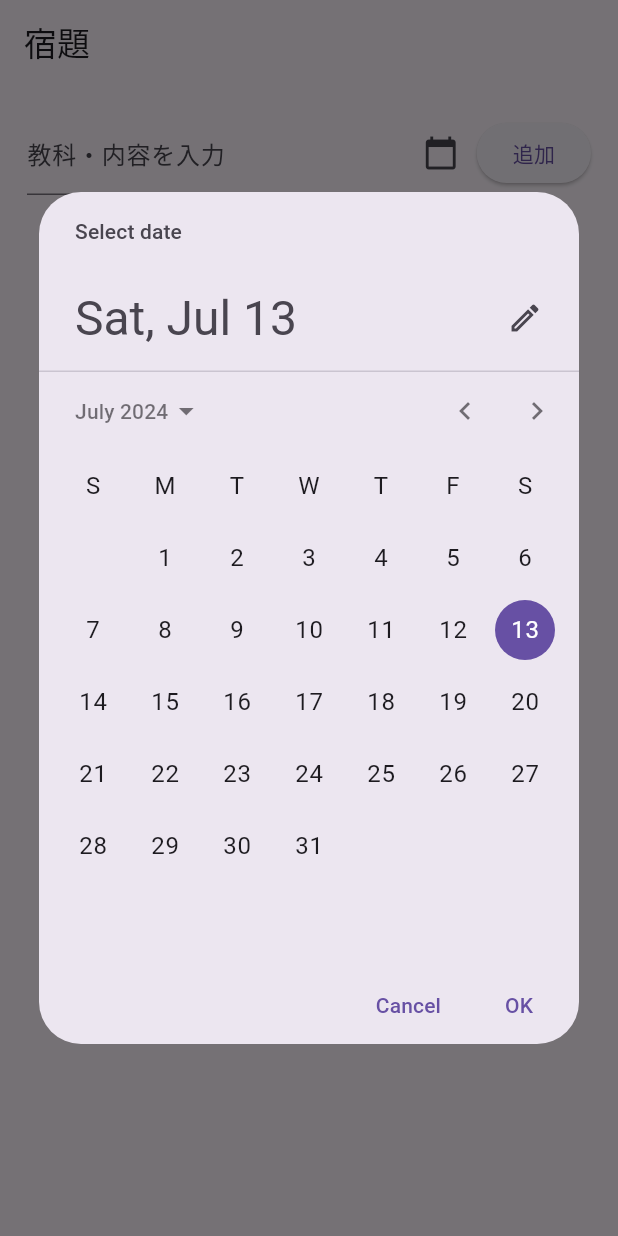
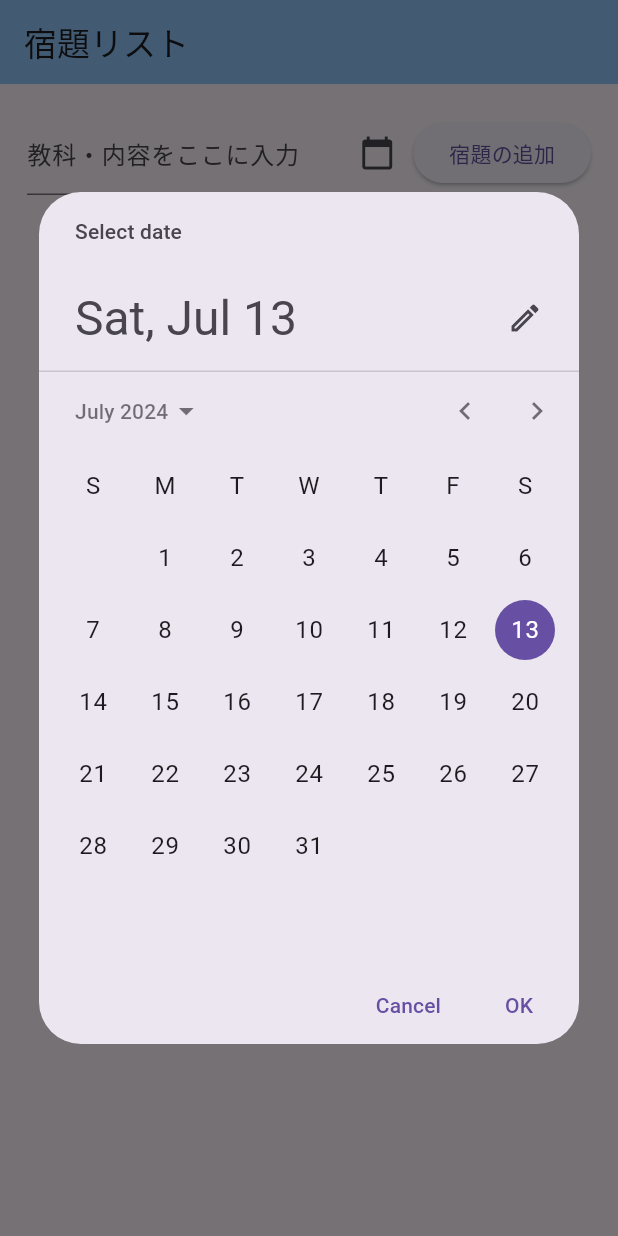
Before and after one commit to KazukiYoshida24/homework_organizer, a Flutter app: the screen it shows after launch, after a tap on the "calendar today" icon, on a phone screen of 412 x 824 dp. Run offline on Flutter 3.47's test engine with Material 3 defaults, Android fonts, the phone set to English and light mode, and no system bars.

Commit message:
Add Comments

```diff
--- a/lib/main.dart
+++ b/lib/main.dart
@@ -17,14 +17,18 @@ class MyApp extends StatelessWidget {
 }
 
 class Homework {
-  String title;
-  DateTime dueDate;
-  bool isCompleted;
+  String title; // 宿題のタイトルを保持する変数
+  DateTime dueDate; // 宿題の期限を保持する変数
+  bool isCompleted; // 宿題が完了したかどうかを示す変数
 
   Homework(
-      {required this.title, required this.dueDate, this.isCompleted = false});
+      {required this.title, // タイトルは必須の引数
+      required this.dueDate, // 期限は必須の引数
+      this.isCompleted = false // 完了チェックボックスはデフォルトでfalse
+      });
 }
 
+// StatefulWidgetを継承
 class HomeworkOrganizerScreen extends StatefulWidget {
   const HomeworkOrganizerScreen({super.key});
 
@@ -34,38 +38,49 @@ class HomeworkOrganizerScreen extends StatefulWidget {
 }
 
 class _HomeworkOrganizerScreenState extends State<HomeworkOrganizerScreen> {
+  // テキスト入力フィールド (TextField) の内容を管理するためのコントローラ
   final TextEditingController _titleController = TextEditingController();
-  DateTime _selectedDate = DateTime.now();
-  final List<Homework> _homeworkList = [];
+  // 日付選択ダイアログから選択された日付を保持するための変数
+  DateTime _selectedDate = DateTime.now(); // 初期値として現在の日時を入れる
+  // オブジェクトを格納するリスト。アプリで追加された宿題の情報を管理し、表示するためのデータ構造
+  final List<Homework> _homeworkList = []; // 初期値として空のリスト
 
   void _addHomework() {
     setState(() {
+      // 入力されたタイトルと選択された日付で新しい宿題を作成する
       final homework = Homework(
-        title: _titleController.text,
-        dueDate: _selectedDate,
+        title: _titleController.text, // テキストフィールドの入力内容を取得
+        dueDate: _selectedDate, // 日付選択ダイアログで選択された日付を設定
       );
+      // 宿題リストに新しい宿題を追加する
       _homeworkList.add(homework);
+      // 入力フィールドをクリアする
       _titleController.clear();
     });
   }
 
   void _toggleCompletion(int index) {
     setState(() {
+      // 指定された宿題の完了チェックボックスのオンオフを反転
       _homeworkList[index].isCompleted = !_homeworkList[index].isCompleted;
     });
   }
 
   void _deleteHomework(int index) {
     setState(() {
+      // 宿題リストの削除
       _homeworkList.removeAt(index);
     });
   }
 
   void _reorderHomework(int oldIndex, int newIndex) {
+    // 並び替え時のロジックは公式にも記載があり、あまり考える必要はない。
     setState(() {
+      // 新しい位置が古い位置よりも後ろにある場合、インデックスを調整する
       if (newIndex > oldIndex) {
         newIndex -= 1;
       }
+      // 古い位置から宿題を取り出し、新しい位置に挿入することで並び替える
       final item = _homeworkList.removeAt(oldIndex);
       _homeworkList.insert(newIndex, item);
     });
@@ -75,7 +90,8 @@ class _HomeworkOrganizerScreenState extends State<HomeworkOrganizerScreen> {
   Widget build(BuildContext context) {
     return Scaffold(
       appBar: AppBar(
-        title: const Text('宿題'),
+        title: const Text('宿題リスト'),
+        backgroundColor: Colors.blue.withOpacity(0.5),
       ),
       body: Column(
         children: [
@@ -85,71 +101,87 @@ class _HomeworkOrganizerScreenState extends State<HomeworkOrganizerScreen> {
               children: [
                 Expanded(
                   child: TextField(
-                    controller: _titleController,
-                    decoration: const InputDecoration(labelText: '教科・内容を入力'),
+                    controller: _titleController, // 上で定義した
+                    decoration: const InputDecoration(
+                        labelText: '教科・内容をここに入力'), // 入力フィールドの装飾やラベルを設定
                   ),
                 ),
                 IconButton(
-                  icon: const Icon(Icons.calendar_today),
+                  icon: const Icon(Icons.calendar_today), // アイコンとしてカレンダーアイコンを指定
                   onPressed: () async {
+                    // ボタンが押されたときの処理を設定（非同期）
                     final DateTime? pickedDate = await showDatePicker(
-                      context: context,
-                      initialDate: DateTime.now(),
-                      firstDate: DateTime(2000),
-                      lastDate: DateTime(2101),
+                      context:
+                          context, // BuildContext を指定して、DatePicker を表示するためのコンテキストを提供
+                      initialDate: DateTime.now(), // 初期選択日付として現在の日付を指定
+                      firstDate: DateTime(2024), // 最初の日付
+                      lastDate: DateTime(2100), // 最後の日付
                     );
+
                     if (pickedDate != null) {
+                      // 日付が選択された場合の処理
                       setState(() {
-                        _selectedDate = pickedDate;
+                        _selectedDate = pickedDate; // 上で定義した変数を更新
                       });
                     }
                   },
                 ),
                 ElevatedButton(
                   onPressed: _addHomework,
-                  child: const Text('追加'),
+                  child: const Text('宿題の追加'),
                 ),
               ],
             ),
           ),
+          // リストビューの作成
+          // Expandedにより、残りのスクリーン領域をすべてリストビューが占有
           Expanded(
+            //  ユーザーが項目をドラッグして並べ替えできるリストビューを構築するためのウィジェット。builder メソッドを使用して、動的にリスト項目を作成
             child: ReorderableListView.builder(
               padding: const EdgeInsets.symmetric(horizontal: 40),
+              // リストビューに表示するアイテムの数を指定。ここでは _homeworkList の要素数を設定
               itemCount: _homeworkList.length,
+              // 各リストアイテムのビルド方法を定義するコールバック関数。この中で、ListTile を使用して各宿題を表示
               itemBuilder: (context, index) {
+                // _homeworkList リストから、指定された index に対応する宿題オブジェクトを取得
                 final homework = _homeworkList[index];
-                final ColorScheme colorScheme = Theme.of(context).colorScheme;
-                final Color oddItemColor =
-                    colorScheme.primary.withOpacity(0.05);
-                final Color evenItemColor =
-                    colorScheme.primary.withOpacity(0.15);
+                // 宿題リストに付ける色を設定
+                final Color oddItemColor = Colors.blue.withOpacity(0.05);
+                final Color evenItemColor = Colors.blue.withOpacity(0.15);
+
                 return ListTile(
-                  key: ValueKey(homework),
+                  key: ValueKey(homework), // リスト項目を一意に識別するためのキー
+                  // リスト項目の背景色を奇数・偶数で交互に設定。 '?'は三項演算子。true の場合には oddItemColor, false の場合には evenItemColor を選択
                   tileColor: index.isOdd ? oddItemColor : evenItemColor,
+                  // ドラッグするためのウィジェット
                   leading: ReorderableDragStartListener(
                     index: index,
-                    child: const Icon(Icons.drag_handle),
+                    child: const Icon(Icons.drag_handle), // ドラッグハンドルのアイコン
                   ),
-                  title: Text(homework.title),
-                  subtitle: Text(DateFormat.yMMMd().format(homework.dueDate)),
+                  title: Text(homework.title), // 宿題のタイトルを表示
+                  subtitle: Text(DateFormat.yMMMd()
+                      .format(homework.dueDate)), // 宿題の期限を表示（日付をフォーマットして表示）
                   trailing: Row(
-                    mainAxisSize: MainAxisSize.min,
+                    mainAxisSize: MainAxisSize.min, // 子要素が必要な最小の幅で配置される
                     children: [
                       Checkbox(
-                        value: homework.isCompleted,
+                        value: homework.isCompleted, // チェックボックスの初期値に設定
                         onChanged: (value) {
-                          _toggleCompletion(index);
+                          // 上で定義
+                          _toggleCompletion(
+                              index); // チェックボックスの状態が変更されたときの処理を呼び出す
                         },
                       ),
                       IconButton(
-                        icon: const Icon(Icons.delete),
-                        onPressed: () => _deleteHomework(index),
+                        icon: const Icon(Icons.delete), // 削除アイコンボタン
+                        onPressed: () =>
+                            _deleteHomework(index), // 削除アイコンボタンが押されたときの処理
                       ),
                     ],
                   ),
                 );
               },
-              onReorder: _reorderHomework,
+              onReorder: _reorderHomework, // 項目の並べ替えが行われたときの処理を指定
             ),
           ),
         ],
```
